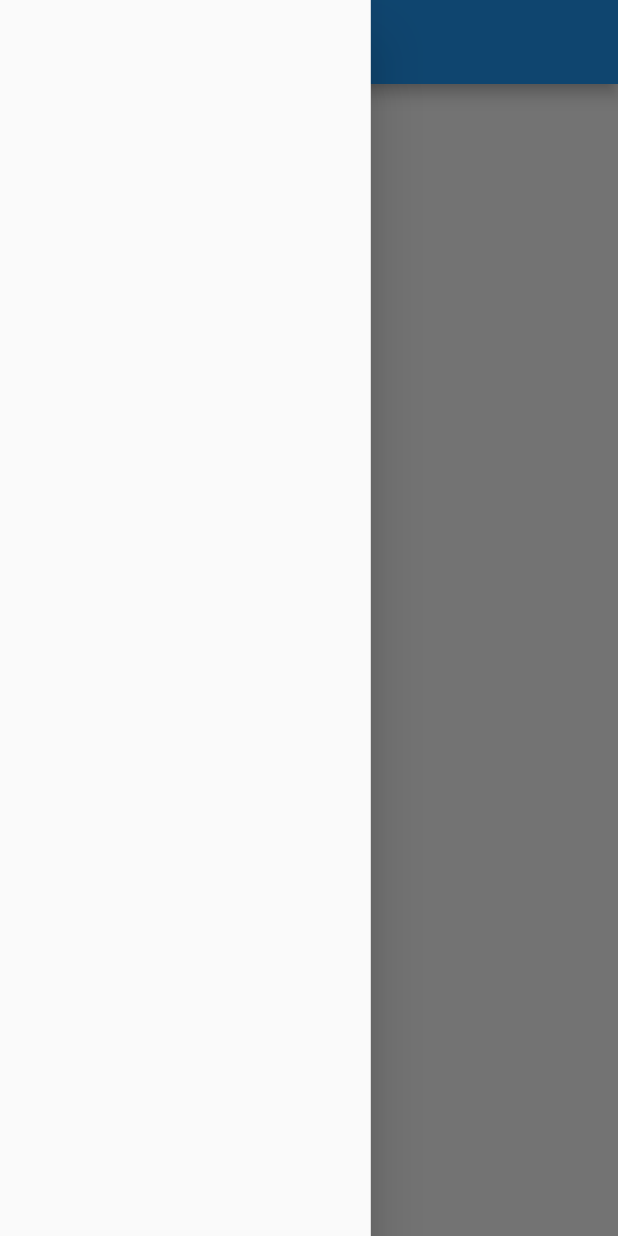
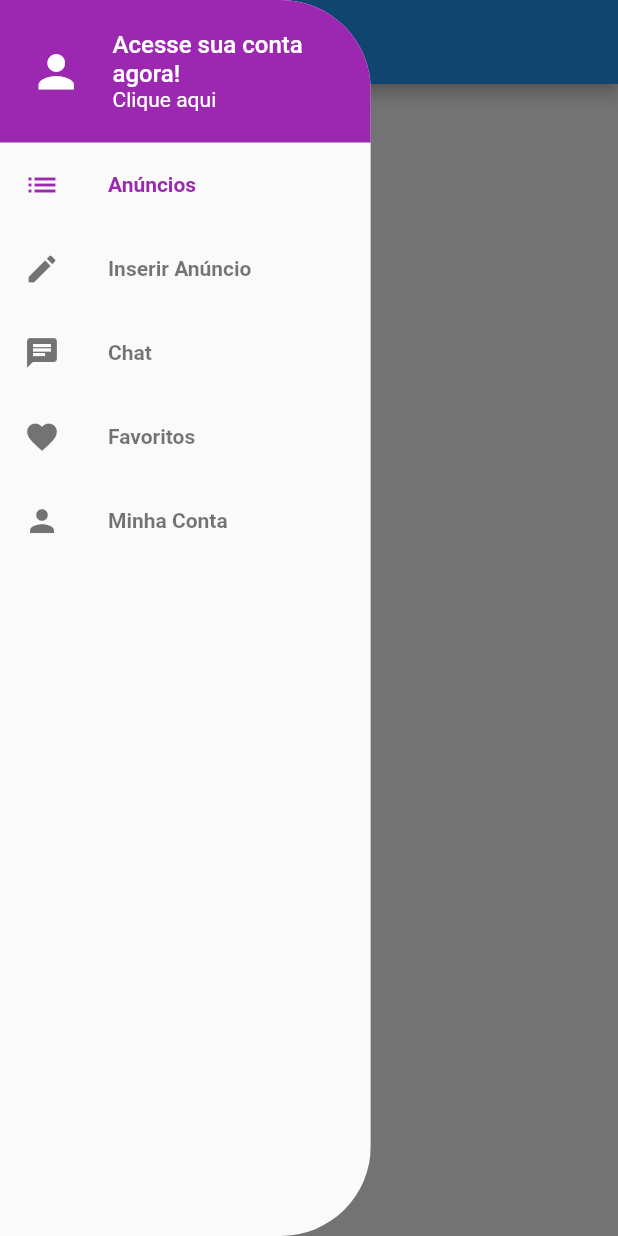
Before and after one commit to heitordeve/xlo_mobx, a Flutter app: the screen it shows after launch, with the side drawer open, on a phone screen of 412 x 824 dp. Run offline on Flutter 3.47's test engine with Material 2 defaults, Android fonts, the phone set to English and light mode, and no system bars; our stand-ins replace get_it, mobx, parse_server_sdk; generated files the repository leaves out were written again.

Commit message:
Development - Creating state management with mobx to open drawer menu pages

```diff
--- a/lib/components/custom_drawer/custom_drawer.dart
+++ b/lib/components/custom_drawer/custom_drawer.dart
@@ -1,12 +1,22 @@
 import 'package:flutter/material.dart';
+import 'package:xlo_mobx/components/custom_drawer/custom_drawer_header.dart';
+import 'package:xlo_mobx/components/custom_drawer/page_section.dart';
 
 class CustomDrawer extends StatelessWidget {
   @override
   Widget build(BuildContext context) {
-    return SizedBox(
-      width: MediaQuery.of(context).size.width * 0.6,
-      child: Drawer(
-
+    return ClipRRect(
+      borderRadius: BorderRadius.horizontal(right: Radius.circular(60)),
+      child: SizedBox(
+        width: MediaQuery.of(context).size.width * 0.6,
+        child: Drawer(
+          child: ListView(
+            children: [
+              CustomDrawerHeader(),
+              PageSection(),
+            ],
+          ),
+        ),
       ),
     );
   }
--- /dev/null
+++ b/lib/components/custom_drawer/custom_drawer_header.dart
@@ -0,0 +1,42 @@
+import 'package:flutter/material.dart';
+
+class CustomDrawerHeader extends StatelessWidget {
+  @override
+  Widget build(BuildContext context) {
+    return Container(
+      color: Colors.purple,
+      height: 95,
+      padding: const EdgeInsets.symmetric(horizontal: 20),
+      child: Row(
+        children: [
+          Icon(Icons.person, color: Colors.white, size: 35,),
+          const SizedBox(width: 20,),
+          Expanded(
+            child: Column(
+              crossAxisAlignment: CrossAxisAlignment.start,
+              mainAxisAlignment: MainAxisAlignment.center,
+              children: [
+                Text(
+                  'Acesse sua conta agora!',
+                  style: TextStyle(
+                    color: Colors.white,
+                    fontSize: 16,
+                    fontWeight: FontWeight.w500
+                  ),
+                ),
+                Text(
+                    'Clique aqui',
+                    style: TextStyle(
+                      color: Colors.white,
+                      fontSize: 14,
+                      fontWeight: FontWeight.w400
+                ),
+                )
+              ],
+            ),
+          )
+        ],
+      ),
+    );
+  }
+}
--- /dev/null
+++ b/lib/components/custom_drawer/page_section.dart
@@ -0,0 +1,57 @@
+import 'package:flutter/material.dart';
+import 'package:get_it/get_it.dart';
+import 'package:xlo_mobx/components/custom_drawer/page_tile.dart';
+import 'package:xlo_mobx/stores/page_store.dart';
+
+class PageSection extends StatelessWidget {
+
+  final PageStore pageStore = GetIt.I<PageStore>();
+
+  @override
+  Widget build(BuildContext context) {
+    return Column(
+      children: [
+        PageTile(
+          label: 'Anúncios',
+          iconData: Icons.list,
+          onTap: (){
+            pageStore.setPage(0);
+          },
+          highlighted: pageStore.page == 0,
+        ),
+        PageTile(
+          label: 'Inserir Anúncio',
+          iconData: Icons.edit,
+          onTap: (){
+            pageStore.setPage(1);
+          },
+          highlighted: pageStore.page == 1,
+        ),
+        PageTile(
+          label: 'Chat',
+          iconData: Icons.chat,
+          onTap: (){
+            pageStore.setPage(2);
+          },
+          highlighted: pageStore.page == 2,
+        ),
+        PageTile(
+          label: 'Favoritos',
+          iconData: Icons.favorite,
+          onTap: (){
+            pageStore.setPage(3);
+          },
+          highlighted: pageStore.page == 3,
+        ),
+        PageTile(
+          label: 'Minha Conta',
+          iconData: Icons.person,
+          onTap: (){
+            pageStore.setPage(4);
+          },
+          highlighted: pageStore.page == 4,
+        ),
+      ],
+    );
+  }
+}
--- /dev/null
+++ b/lib/components/custom_drawer/page_tile.dart
@@ -0,0 +1,29 @@
+import 'package:flutter/material.dart';
+
+class PageTile extends StatelessWidget {
+
+  PageTile({this.label, this.iconData, this.onTap, this.highlighted});
+
+  final String label;
+  final IconData iconData;
+  final VoidCallback onTap;
+  final bool highlighted;
+
+  @override
+  Widget build(BuildContext context) {
+    return ListTile(
+      title: Text(
+        label,
+        style: TextStyle(
+          fontWeight: FontWeight.w700,
+          color: highlighted ? Colors.purple: Colors.black54,
+        ),
+      ),
+      leading: Icon(
+        iconData,
+        color: highlighted ? Colors.purple: Colors.black54,
+      ),
+      onTap: onTap,
+    );
+  }
+}
--- a/lib/main.dart
+++ b/lib/main.dart
@@ -1,11 +1,19 @@
 import 'package:flutter/material.dart';
+import 'package:get_it/get_it.dart';
 import 'package:parse_server_sdk/parse_server_sdk.dart';
 import 'package:xlo_mobx/screens/base/base_screen.dart';
+
+import 'stores/page_store.dart';
 
 void main() async{
   WidgetsFlutterBinding.ensureInitialized();
   await initializeParse();
+  setupLocators();
   runApp(MyApp());
+}
+
+void setupLocators() {
+  GetIt.I.registerSingleton(PageStore());
 }
 
 Future<void> initializeParse() async {
--- a/lib/screens/base/base_screen.dart
+++ b/lib/screens/base/base_screen.dart
@@ -1,9 +1,29 @@
 import 'package:flutter/material.dart';
+import 'package:get_it/get_it.dart';
+import 'package:mobx/mobx.dart';
 import 'package:xlo_mobx/screens/home/home_screen.dart';
+import 'package:xlo_mobx/stores/page_store.dart';
 
-class BaseScreen extends StatelessWidget {
+class BaseScreen extends StatefulWidget {
 
+  @override
+  _BaseScreenState createState() => _BaseScreenState();
+}
+
+class _BaseScreenState extends State<BaseScreen> {
   final PageController pageController = PageController();
+
+  final PageStore pageStore = GetIt.I<PageStore>();
+
+  @override
+  void initState() {
+    super.initState();
+
+    reaction(
+      (_) => pageStore.page,
+      (page) => pageController.jumpToPage(page)
+    );
+  }
 
   @override
   Widget build(BuildContext context) {
--- /dev/null
+++ b/lib/stores/page_store.dart
@@ -0,0 +1,15 @@
+import 'package:mobx/mobx.dart';
+
+part 'page_store.g.dart';
+
+class PageStore = _PageStore with _$PageStore;
+
+abstract class _PageStore with Store {
+
+  @observable
+  int page = 0;
+
+
+  @action
+  void setPage(int value) => page = value;
+}
--- a/pubspec.yaml
+++ b/pubspec.yaml
@@ -29,10 +29,16 @@ dependencies:
   # Use with the CupertinoIcons class for iOS style icons.
   cupertino_icons: ^1.0.0
   parse_server_sdk: ^1.0.28
+  mobx: ^1.2.1+2
+  flutter_mobx: ^1.1.0+2
+  get_it: ^4.0.4
 
 dev_dependencies:
   flutter_test:
     sdk: flutter
+
+  build_runner: ^1.10.1
+  mobx_codegen: ^1.1.0+1
 
 # For information on the generic Dart part of this file, see the
 # following page: https://dart.dev/tools/pub/pubspec
```
Also changed, not shown: lib/stores/page_store.g.dart (added), pubspec.lock.
